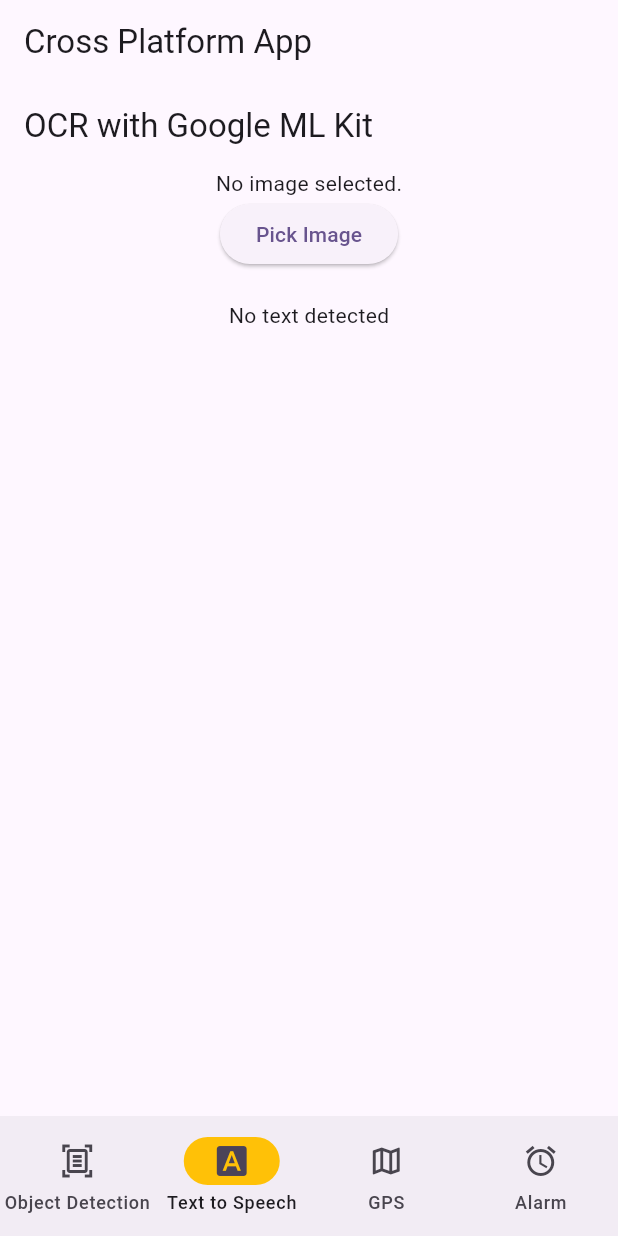
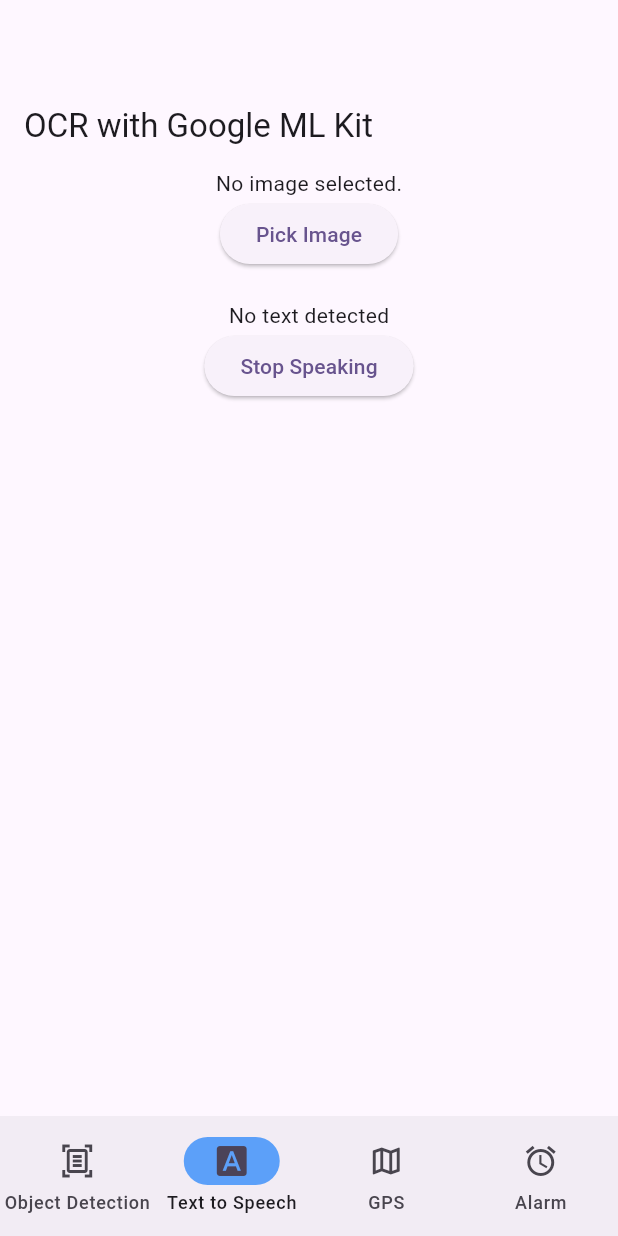
Before and after one commit to KateMHagen/vision_assist, a Flutter app: the screen it shows after launch, item 2 of the bottom bar chosen, after a tap on "Pick Image", on a phone screen of 412 x 824 dp. Run offline on Flutter 3.47's test engine with Material 3 defaults, Android fonts, the phone set to English and light mode, and no system bars; our stand-ins replace flutter_tts, image_picker; missing offline and left inert: google_mlkit_text_recognition.

Commit message:
added text to speech and stop steaking button

```diff
--- a/lib/main.dart
+++ b/lib/main.dart
@@ -50,7 +50,7 @@
 
     return Scaffold(
       appBar: AppBar(
-        title: const Text('Cross Platform App'),
+
       ),
       body: _pages[selectedIndex],
       bottomNavigationBar: NavigationBar(
@@ -59,7 +59,7 @@
             selectedIndex = index;
           });
         },
-        indicatorColor: Colors.amber,
+        indicatorColor: const Color.fromARGB(255, 92, 160, 249),
         selectedIndex: selectedIndex,
         destinations: const <Widget>[
           NavigationDestination(
--- a/lib/pages/ocr_page.dart
+++ b/lib/pages/ocr_page.dart
@@ -3,6 +3,7 @@
 import 'dart:io';
 import 'package:flutter/material.dart';
 import 'package:google_mlkit_text_recognition/google_mlkit_text_recognition.dart';
+import 'package:flutter_tts/flutter_tts.dart';
 
 class OCRPage extends StatefulWidget {
   const OCRPage({super.key});
@@ -14,6 +15,25 @@
 class _OCRPageState extends State<OCRPage> {
   String _extractText = '';
   File? _pickedImage;
+  final FlutterTts _flutterTts = FlutterTts();  // Create an instance of FlutterTts
+
+  @override
+  void initState() {
+    super.initState();
+    _flutterTts.setLanguage('en-US');  // Set the language for TTS (English)
+  }
+
+  // Function to speak the detected text
+  Future<void> _speakText() async {
+    if (_extractText.isNotEmpty) {
+      await _flutterTts.speak(_extractText);  // Speak the detected text aloud
+    }
+  }
+
+  // Function to stop speaking
+  Future<void> _stopSpeaking() async {
+    await _flutterTts.stop();  // Stops the text-to-speech
+  }
 
   @override
   Widget build(BuildContext context) {
@@ -27,14 +47,14 @@
             _pickedImage == null
                 ? const Text('No image selected.')
                 : Image.file(_pickedImage!,
-                height:200,
-                width: 200,
-                fit: BoxFit.cover,
+                    height: 200,
+                    width: 200,
+                    fit: BoxFit.cover,
                 ),
             ElevatedButton(
               onPressed: () async {
-                final ImagePicker picker = ImagePicker();  // Correct usage
-                final pickedFile = await picker.pickImage(source: ImageSource.gallery); // Use pickImage method
+                final ImagePicker picker = ImagePicker();
+                final pickedFile = await picker.pickImage(source: ImageSource.gallery);
                 if (pickedFile != null) {
                   setState(() {
                     _pickedImage = File(pickedFile.path);
@@ -42,18 +62,27 @@
 
                   // Initialize Google ML Kit's text recognizer
                   final inputImage = InputImage.fromFilePath(pickedFile.path);
-                    final textRecognizer = TextRecognizer(script: TextRecognitionScript.latin);
+                  final textRecognizer = TextRecognizer(script: TextRecognitionScript.latin);
                   final visionText = await textRecognizer.processImage(inputImage);
 
                   setState(() {
                     _extractText = visionText.text;
                   });
+
+                  // Automatically speak the detected text
+                  _speakText();
                 }
               },
               child: const Text('Pick Image'),
             ),
             const SizedBox(height: 20),
             Text(_extractText.isEmpty ? 'No text detected' : _extractText),
+
+            // Stop Speaking Button
+            ElevatedButton(
+              onPressed: _stopSpeaking,
+              child: const Text('Stop Speaking'),
+            ),
           ],
         ),
       ),
--- a/pubspec.yaml
+++ b/pubspec.yaml
@@ -13,6 +13,7 @@
   image_picker: ^1.1.2
   cupertino_icons: ^1.0.8
   google_mlkit_text_recognition: ^0.14.0  # Only use the ML Kit text recognition package
+  flutter_tts: ^4.2.0
 
 dev_dependencies:
   flutter_test:
```
Also changed, not shown: pubspec.lock, 4 other files.
